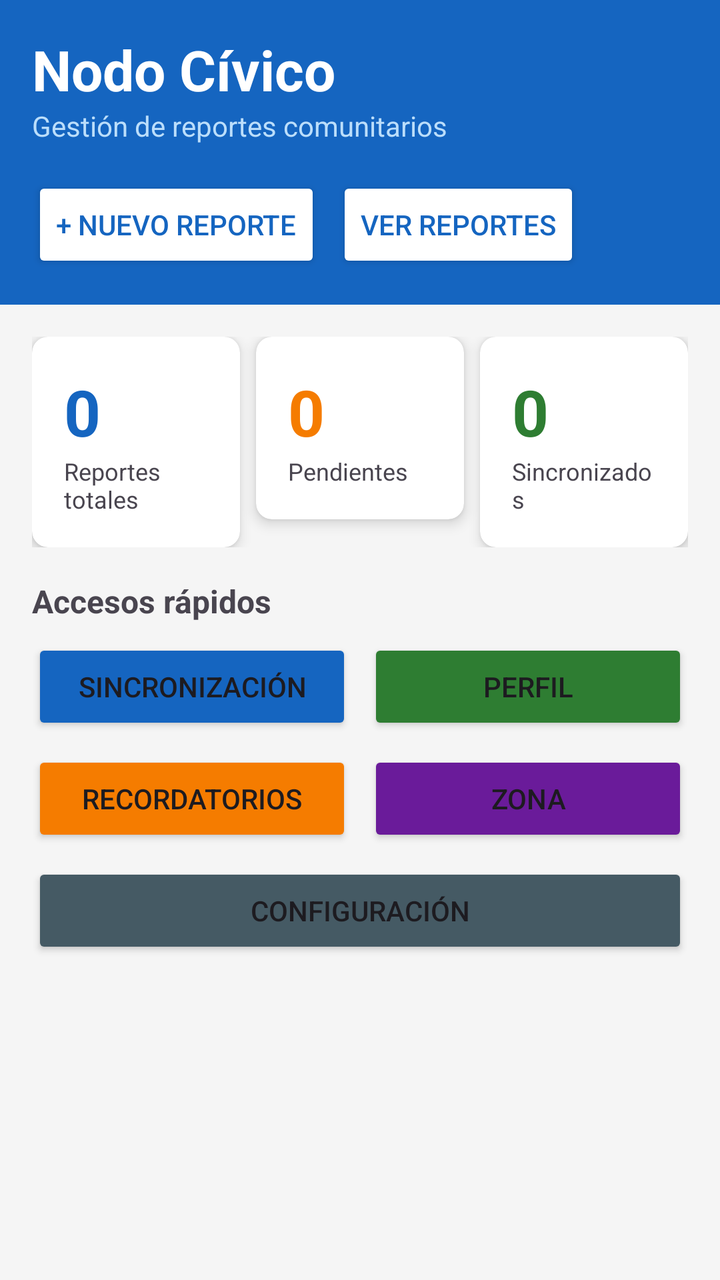
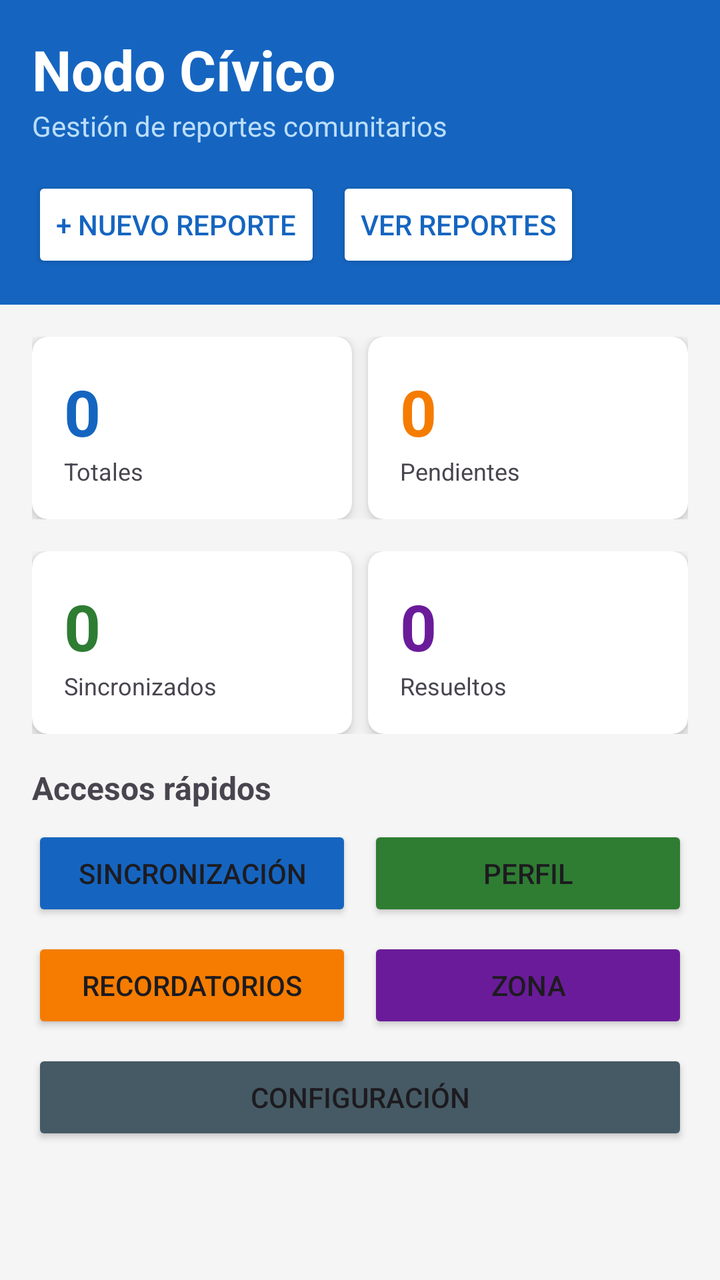

An Android layout rendered at two revisions. The XML below is the earlier revision; the diff shows what the commit changed to produce the second picture.
<!-- AndroidManifest.xml: application theme Theme.NodoCivico -->
<!-- res/layout/fragment_home.xml -->
<?xml version="1.0" encoding="utf-8"?>
<androidx.core.widget.NestedScrollView
    xmlns:android="http://schemas.android.com/apk/res/android"
    xmlns:app="http://schemas.android.com/apk/res-auto"
    android:layout_width="match_parent"
    android:layout_height="match_parent"
    android:background="#F5F5F5">

    <LinearLayout
        android:layout_width="match_parent"
        android:layout_height="wrap_content"
        android:orientation="vertical">

        <LinearLayout
            android:layout_width="match_parent"
            android:layout_height="wrap_content"
            android:background="#1565C0"
            android:padding="16dp"
            android:orientation="vertical">

            <TextView
                android:layout_width="wrap_content"
                android:layout_height="wrap_content"
                android:text="Nodo Cívico"
                android:textSize="28sp"
                android:textStyle="bold"
                android:textColor="#FFFFFF"/>

            <TextView
                android:layout_width="wrap_content"
                android:layout_height="wrap_content"
                android:text="Gestión de reportes comunitarios"
                android:textSize="14sp"
                android:textColor="#BBDEFB"/>

            <LinearLayout
                android:layout_width="match_parent"
                android:layout_height="wrap_content"
                android:orientation="horizontal"
                android:layout_marginTop="16dp">

                <Button
                    android:id="@+id/btnNewReport"
                    android:layout_width="wrap_content"
                    android:layout_height="wrap_content"
                    android:text="+ Nuevo reporte"
                    android:layout_marginEnd="8dp"
                    android:backgroundTint="#FFFFFF"
                    android:textColor="#1565C0"/>

                <Button
                    android:id="@+id/btnViewReports"
                    android:layout_width="wrap_content"
                    android:layout_height="wrap_content"
                    android:text="Ver reportes"
                    android:backgroundTint="#FFFFFF"
                    android:textColor="#1565C0"/>

            </LinearLayout>

        </LinearLayout>

        <LinearLayout
            android:layout_width="match_parent"
            android:layout_height="wrap_content"
            android:orientation="horizontal"
            android:padding="16dp">

            <androidx.cardview.widget.CardView
                android:layout_width="0dp"
                android:layout_height="wrap_content"
                android:layout_weight="1"
                android:layout_marginEnd="8dp"
                app:cardCornerRadius="8dp"
                app:cardElevation="4dp">

                <LinearLayout
                    android:layout_width="match_parent"
                    android:layout_height="wrap_content"
                    android:orientation="vertical"
                    android:padding="16dp">

                    <TextView
                        android:id="@+id/tvTotalReports"
                        android:layout_width="wrap_content"
                        android:layout_height="wrap_content"
                        android:text="0"
                        android:textSize="32sp"
                        android:textStyle="bold"
                        android:textColor="#1565C0"/>

                    <TextView
                        android:layout_width="wrap_content"
                        android:layout_height="wrap_content"
                        android:text="Reportes totales"
                        android:textSize="12sp"/>

                </LinearLayout>

            </androidx.cardview.widget.CardView>

            <androidx.cardview.widget.CardView
                android:layout_width="0dp"
                android:layout_height="wrap_content"
                android:layout_weight="1"
                android:layout_marginEnd="8dp"
                app:cardCornerRadius="8dp"
                app:cardElevation="4dp">

                <LinearLayout
                    android:layout_width="match_parent"
                    android:layout_height="wrap_content"
                    android:orientation="vertical"
                    android:padding="16dp">

                    <TextView
                        android:id="@+id/tvPendingReports"
                        android:layout_width="wrap_content"
                        android:layout_height="wrap_content"
                        android:text="0"
                        android:textSize="32sp"
                        android:textStyle="bold"
                        android:textColor="#F57C00"/>

                    <TextView
                        android:layout_width="wrap_content"
                        android:layout_height="wrap_content"
                        android:text="Pendientes"
                        android:textSize="12sp"/>

                </LinearLayout>

            </androidx.cardview.widget.CardView>

            <androidx.cardview.widget.CardView
                android:layout_width="0dp"
                android:layout_height="wrap_content"
                android:layout_weight="1"
                app:cardCornerRadius="8dp"
                app:cardElevation="4dp">

                <LinearLayout
                    android:layout_width="match_parent"
                    android:layout_height="wrap_content"
                    android:orientation="vertical"
                    android:padding="16dp">

                    <TextView
                        android:id="@+id/tvSyncedReports"
                        android:layout_width="wrap_content"
                        android:layout_height="wrap_content"
                        android:text="0"
                        android:textSize="32sp"
                        android:textStyle="bold"
                        android:textColor="#2E7D32"/>

                    <TextView
                        android:layout_width="wrap_content"
                        android:layout_height="wrap_content"
                        android:text="Sincronizados"
                        android:textSize="12sp"/>

                </LinearLayout>

            </androidx.cardview.widget.CardView>

        </LinearLayout>

        
        <TextView
            android:layout_width="match_parent"
            android:layout_height="wrap_content"
            android:text="Accesos rápidos"
            android:textSize="16sp"
            android:textStyle="bold"
            android:paddingStart="16dp"
            android:paddingEnd="16dp"
            android:layout_marginBottom="8dp"/>

        <LinearLayout
            android:layout_width="match_parent"
            android:layout_height="wrap_content"
            android:orientation="horizontal"
            android:paddingStart="16dp"
            android:paddingEnd="16dp"
            android:layout_marginBottom="8dp">

            <Button
                android:id="@+id/btnGoSync"
                android:layout_width="0dp"
                android:layout_height="wrap_content"
                android:layout_weight="1"
                android:text="Sincronización"
                android:layout_marginEnd="8dp"
                android:backgroundTint="#1565C0"/>

            <Button
                android:id="@+id/btnGoProfile"
                android:layout_width="0dp"
                android:layout_height="wrap_content"
                android:layout_weight="1"
                android:text="Perfil"
                android:backgroundTint="#2E7D32"/>

        </LinearLayout>

        <LinearLayout
            android:layout_width="match_parent"
            android:layout_height="wrap_content"
            android:orientation="horizontal"
            android:paddingStart="16dp"
            android:paddingEnd="16dp"
            android:layout_marginBottom="8dp">

            <Button
                android:id="@+id/btnGoCalendar"
                android:layout_width="0dp"
                android:layout_height="wrap_content"
                android:layout_weight="1"
                android:text="Recordatorios"
                android:layout_marginEnd="8dp"
                android:backgroundTint="#F57C00"/>

            <Button
                android:id="@+id/btnGoMap"
                android:layout_width="0dp"
                android:layout_height="wrap_content"
                android:layout_weight="1"
                android:text="Zona"
                android:backgroundTint="#6A1B9A"/>

        </LinearLayout>

        <Button
            android:id="@+id/btnGoSettings"
            android:layout_width="match_parent"
            android:layout_height="wrap_content"
            android:text="Configuración"
            android:layout_marginStart="16dp"
            android:layout_marginEnd="16dp"
            android:layout_marginBottom="16dp"
            android:backgroundTint="#455A64"/>

    </LinearLayout>

</androidx.core.widget.NestedScrollView>
<!-- resources referenced by this layout -->
<resources>
  <style name="Theme.NodoCivico" parent="Base.Theme.NodoCivico" />
  <style name="Base.Theme.NodoCivico" parent="Theme.Material3.DayNight.NoActionBar">
          
          
      </style>
</resources>

<!-- the commit's change to res/layout/fragment_home.xml (unified diff, before → after) -->
@@ -6,11 +6,27 @@
     android:layout_height="match_parent"
     android:background="#F5F5F5">
 
+
+
+
+
     <LinearLayout
         android:layout_width="match_parent"
         android:layout_height="wrap_content"
         android:orientation="vertical">
 
+        <TextView
+            android:id="@+id/tvConnectivityStatus"
+            android:layout_width="match_parent"
+            android:layout_height="wrap_content"
+            android:text="⚠ Sin conexión a internet"
+            android:textColor="#FFFFFF"
+            android:textSize="13sp"
+            android:gravity="center"
+            android:padding="6dp"
+            android:background="#B71C1C"
+            android:visibility="gone"/>
+
         <LinearLayout
             android:layout_width="match_parent"
             android:layout_height="wrap_content"
@@ -73,13 +89,11 @@
                 android:layout_marginEnd="8dp"
                 app:cardCornerRadius="8dp"
                 app:cardElevation="4dp">
-
-                <LinearLayout
-                    android:layout_width="match_parent"
-                    android:layout_height="wrap_content"
-                    android:orientation="vertical"
-                    android:padding="16dp">
-
+                <LinearLayout
+                    android:layout_width="match_parent"
+                    android:layout_height="wrap_content"
+                    android:orientation="vertical"
+                    android:padding="16dp">
                     <TextView
                         android:id="@+id/tvTotalReports"
                         android:layout_width="wrap_content"
@@ -88,31 +102,25 @@
                         android:textSize="32sp"
                         android:textStyle="bold"
                         android:textColor="#1565C0"/>
-
-                    <TextView
-                        android:layout_width="wrap_content"
-                        android:layout_height="wrap_content"
-                        android:text="Reportes totales"
-                        android:textSize="12sp"/>
-
-                </LinearLayout>
-
-            </androidx.cardview.widget.CardView>
-
-            <androidx.cardview.widget.CardView
-                android:layout_width="0dp"
-                android:layout_height="wrap_content"
-                android:layout_weight="1"
-                android:layout_marginEnd="8dp"
-                app:cardCornerRadius="8dp"
-                app:cardElevation="4dp">
-
-                <LinearLayout
-                    android:layout_width="match_parent"
-                    android:layout_height="wrap_content"
-                    android:orientation="vertical"
-                    android:padding="16dp">
-
+                    <TextView
+                        android:layout_width="wrap_content"
+                        android:layout_height="wrap_content"
+                        android:text="Totales"
+                        android:textSize="12sp"/>
+                </LinearLayout>
+            </androidx.cardview.widget.CardView>
+
+            <androidx.cardview.widget.CardView
+                android:layout_width="0dp"
+                android:layout_height="wrap_content"
+                android:layout_weight="1"
+                app:cardCornerRadius="8dp"
+                app:cardElevation="4dp">
+                <LinearLayout
+                    android:layout_width="match_parent"
+                    android:layout_height="wrap_content"
+                    android:orientation="vertical"
+                    android:padding="16dp">
                     <TextView
                         android:id="@+id/tvPendingReports"
                         android:layout_width="wrap_content"
@@ -121,30 +129,36 @@
                         android:textSize="32sp"
                         android:textStyle="bold"
                         android:textColor="#F57C00"/>
-
                     <TextView
                         android:layout_width="wrap_content"
                         android:layout_height="wrap_content"
                         android:text="Pendientes"
                         android:textSize="12sp"/>
-
-                </LinearLayout>
-
-            </androidx.cardview.widget.CardView>
-
-            <androidx.cardview.widget.CardView
-                android:layout_width="0dp"
-                android:layout_height="wrap_content"
-                android:layout_weight="1"
-                app:cardCornerRadius="8dp"
-                app:cardElevation="4dp">
-
-                <LinearLayout
-                    android:layout_width="match_parent"
-                    android:layout_height="wrap_content"
-                    android:orientation="vertical"
-                    android:padding="16dp">
-
+                </LinearLayout>
+            </androidx.cardview.widget.CardView>
+
+        </LinearLayout>
+
+        <LinearLayout
+            android:layout_width="match_parent"
+            android:layout_height="wrap_content"
+            android:orientation="horizontal"
+            android:paddingStart="16dp"
+            android:paddingEnd="16dp"
+            android:paddingBottom="16dp">
+
+            <androidx.cardview.widget.CardView
+                android:layout_width="0dp"
+                android:layout_height="wrap_content"
+                android:layout_weight="1"
+                android:layout_marginEnd="8dp"
+                app:cardCornerRadius="8dp"
+                app:cardElevation="4dp">
+                <LinearLayout
+                    android:layout_width="match_parent"
+                    android:layout_height="wrap_content"
+                    android:orientation="vertical"
+                    android:padding="16dp">
                     <TextView
                         android:id="@+id/tvSyncedReports"
                         android:layout_width="wrap_content"
@@ -153,15 +167,39 @@
                         android:textSize="32sp"
                         android:textStyle="bold"
                         android:textColor="#2E7D32"/>
-
                     <TextView
                         android:layout_width="wrap_content"
                         android:layout_height="wrap_content"
                         android:text="Sincronizados"
                         android:textSize="12sp"/>
-
-                </LinearLayout>
-
+                </LinearLayout>
+            </androidx.cardview.widget.CardView>
+
+            <androidx.cardview.widget.CardView
+                android:layout_width="0dp"
+                android:layout_height="wrap_content"
+                android:layout_weight="1"
+                app:cardCornerRadius="8dp"
+                app:cardElevation="4dp">
+                <LinearLayout
+                    android:layout_width="match_parent"
+                    android:layout_height="wrap_content"
+                    android:orientation="vertical"
+                    android:padding="16dp">
+                    <TextView
+                        android:id="@+id/tvResolvedReports"
+                        android:layout_width="wrap_content"
+                        android:layout_height="wrap_content"
+                        android:text="0"
+                        android:textSize="32sp"
+                        android:textStyle="bold"
+                        android:textColor="#6A1B9A"/>
+                    <TextView
+                        android:layout_width="wrap_content"
+                        android:layout_height="wrap_content"
+                        android:text="Resueltos"
+                        android:textSize="12sp"/>
+                </LinearLayout>
             </androidx.cardview.widget.CardView>
 
         </LinearLayout>
